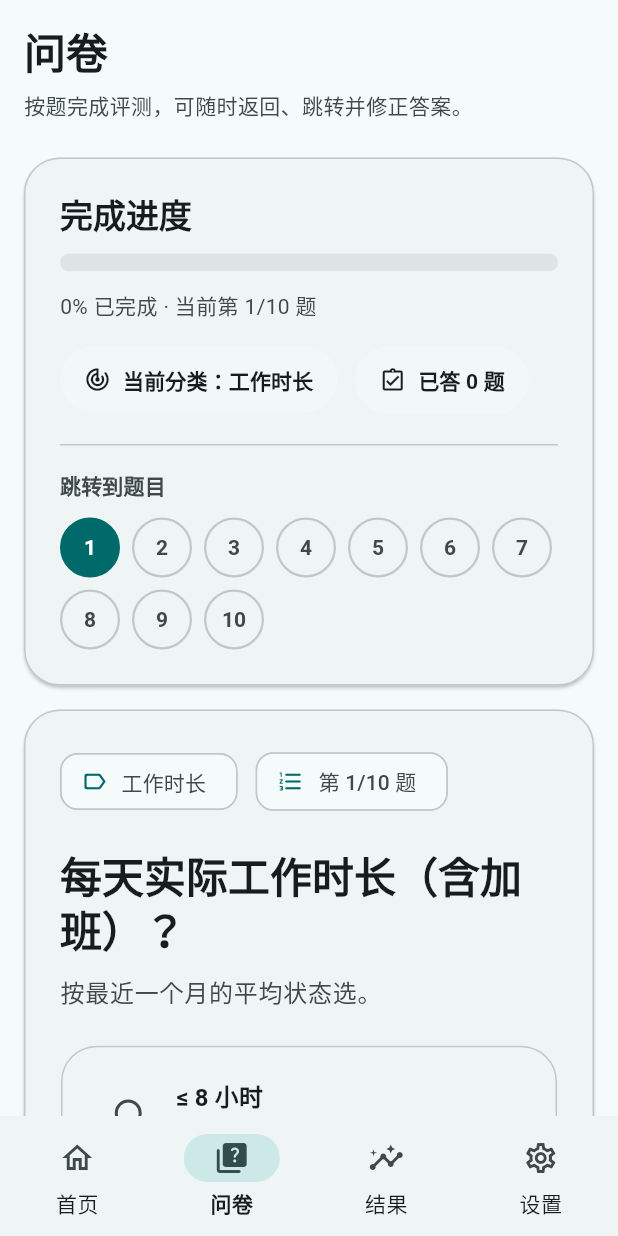
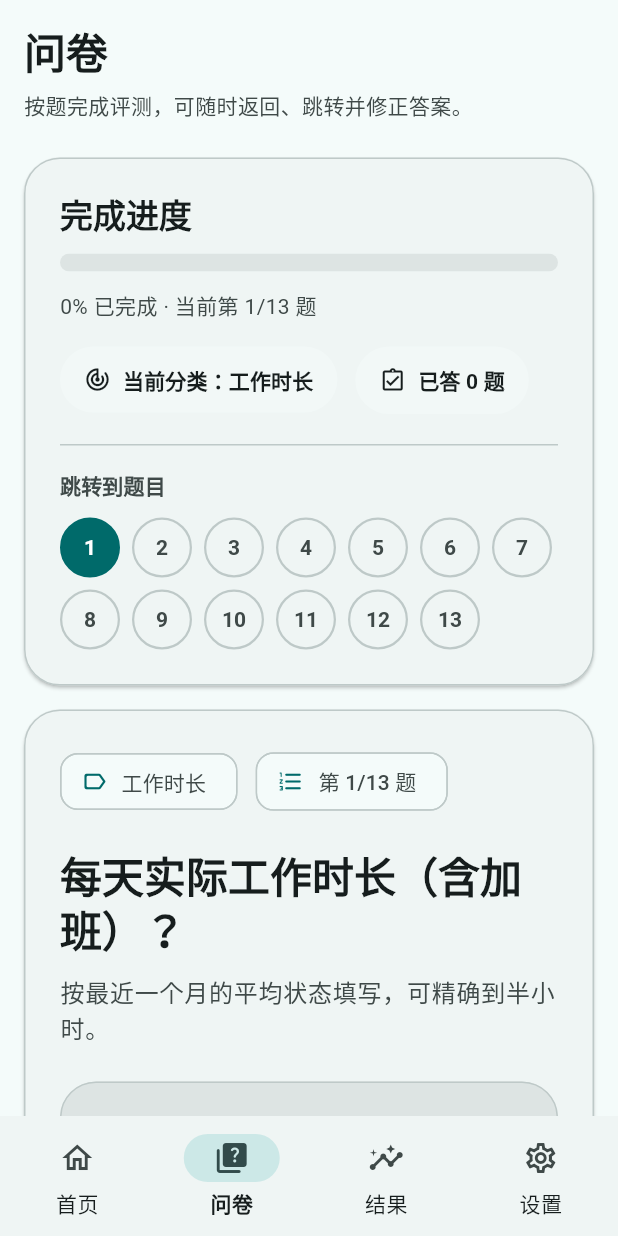
Before and after one commit to EggFine/WORKNMB, a Flutter app: the screen it shows after launch, after a tap on "开始答题", on a phone screen of 412 x 824 dp. Run offline on Flutter 3.47's test engine with Material 3 defaults, Android fonts, the phone set to English and light mode, and no system bars.

Commit message:
Expand question bank to 13, add numeric scoring, fix README link
Question bank refactor (10 -> 13):
- NumericQuestion: add bestValue / worstValue / allowDecimal fields
- workHours / commute / lunchBreak: choice -> numeric for precision
- New numeric questions:
  * overtimeDays (replaces the choice-based overtime frequency)
  * wfhDays (work-from-home days per week)
  * annualBonus (months of salary)
  * annualLeave (actually-usable paid leave days)
- Kept as choice: overtimePay, restDays (truly discrete policy items)
- Kept as rating: environment, colleagues, career

Scoring algorithm:
- Numeric questions now use linear interpolation between best/worst
  anchors, supporting both "higher is better" (bonus, WFH) and
  "lower is better" (work hours, commute) directions in one formula
- Salary multiplier behavior unchanged (×0.1 to ×2.5 cap)

NumericBody UI:
- Conditional rendering: salary keeps the ¥ prefix + thousands
  formatter; other numerics drop the ¥, allow decimals where the
  question opts in, and use unit-suffixed quick-picks ("8 小时")
- New _FeedbackCard component shows a live "current score N/10"
  for non-salary numerics, with hints about which direction is better

Docs:
- Fix broken link rendering in both READMEs (use <URL> form so the
  Chinese full-width parenthesis stops being slurped into the link)
- Both READMEs updated with the new 13-question table grouped by
  type, refreshed scoring formula explanation, and corrected
  customization examples for the new NumericQuestion fields
- Bumped on-screen "10 维度 / 4 分钟" copy to "13 维度 / 5 分钟"

Test:
- Updated widget_test to interact with the new numeric input on
  question 1 by tapping the "8 小时" quick-pick chip

Co-Authored-By: Claude Opus 4.6 (1M context) <noreply@anthropic.com>

```diff
--- a/lib/features/survey/domain/survey_data.dart
+++ b/lib/features/survey/domain/survey_data.dart
@@ -1,9 +1,10 @@
 /// WORKNMB 工作评分题库与数据模型。
 ///
 /// 使用 sealed class + pattern matching 支持三种题型：
-/// - [ChoiceQuestion]：单选题（工时 / 通勤 / 加班 / 加班费 / 休息日 / 午休）
+/// - [ChoiceQuestion]：单选题（加班补偿 / 休息日）
 /// - [RatingQuestion]：5 级评分题（工作环境 / 同事关系 / 职业发展）
-/// - [NumericQuestion]：数字输入题（月薪 — 同时作为最终得分的薪资系数）
+/// - [NumericQuestion]：数字填空题（工时 / 通勤 / 加班天数 / 午休 / 远程天数 /
+///   年终奖 / 年假，以及月薪——月薪同时作为薪资系数参与最终评分）
 library;
 
 /// 题目基类。所有题目都具备共同的展示字段。
@@ -58,8 +59,16 @@ class RatingQuestion extends QuizQuestion {
   final List<String> labels;
 }
 
-/// 数字输入题。当 [isSalaryMultiplier] 为 true 时，此题的答案会作为
-/// 薪资系数参与最终得分计算（系数 = 输入值 / [baseline]，封顶 2.5）。
+/// 数字输入题。
+///
+/// 通过 [bestValue] 与 [worstValue] 定义线性评分映射：
+/// - 输入值 = [bestValue] → 得分 10
+/// - 输入值 = [worstValue] → 得分 0
+/// - 之间按线性插值；超出两端 clamp 到 [0, 10]
+///
+/// 当 [isSalaryMultiplier] 为 true 时，[bestValue]/[worstValue] 被忽略，
+/// 此题不计入基础分，而是作为"薪资系数"乘到最终总分上
+/// （系数 = 输入值 / [baseline]，封顶 2.5）。
 class NumericQuestion extends QuizQuestion {
   const NumericQuestion({
     required super.id,
@@ -72,10 +81,13 @@ class NumericQuestion extends QuizQuestion {
     required this.defaultValue,
     required this.unit,
     required this.quickPicks,
+    this.bestValue = 0,
+    this.worstValue = 0,
     this.isSalaryMultiplier = false,
+    this.allowDecimal = false,
   });
 
-  /// 1.0 系数对应的基准值（月薪题 = 10000）。
+  /// 1.0 系数 / 基准值（薪资题 = 10000；其他题主要用于展示）。
   final double baseline;
 
   /// 输入允许的最小 / 最大 / 默认值。
@@ -83,14 +95,25 @@ class NumericQuestion extends QuizQuestion {
   final double maxValue;
   final double defaultValue;
 
-  /// 单位后缀（"元/月"）。
+  /// 单位后缀（"元" / "小时" / "分钟" / "天/周" 等）。
   final String unit;
 
-  /// 快速选择芯片（如 [5000, 8000, 10000, 15000, 20000, 30000]）。
+  /// 快速选择芯片。
   final List<double> quickPicks;
+
+  /// 对应满分 10 的输入值（非薪资题使用）。
+  /// 如果 [bestValue] > [worstValue]：越大越好
+  /// 如果 [bestValue] < [worstValue]：越小越好
+  final double bestValue;
+
+  /// 对应 0 分的输入值（非薪资题使用）。
+  final double worstValue;
 
   /// 是否作为薪资乘数参与评分。
   final bool isSalaryMultiplier;
+
+  /// 是否允许小数（工时这类要 0.5 精度，月薪这类只能整数）。
+  final bool allowDecimal;
 }
 
 /// 单选题的选项。
@@ -155,46 +178,56 @@ enum ScoreGrade {
 }
 
 // ════════════════════════════════════════════════════════════════════════════
-//  题库
+//  题库（13 题：7 数字 + 2 单选 + 3 评分 + 1 薪资系数）
 // ════════════════════════════════════════════════════════════════════════════
 
 const questions = <QuizQuestion>[
-  ChoiceQuestion(
+  // —————————————————————— 时间类（数字填空）——————————————————————
+  NumericQuestion(
     id: 'workHours',
     category: '工作时长',
     title: '每天实际工作时长（含加班）？',
-    hint: '按最近一个月的平均状态选。',
-    options: [
-      QuizOption('≤ 8 小时', '朝九晚六，基本不加班。', 10),
-      QuizOption('8-10 小时', '偶尔有点延时，大多准时下班。', 7),
-      QuizOption('10-12 小时', '经常加班，一般 10 点左右下班。', 3),
-      QuizOption('> 12 小时', '996 或更高强度。', 0),
-    ],
+    hint: '按最近一个月的平均状态填写，可精确到半小时。',
+    baseline: 8,
+    minValue: 4,
+    maxValue: 16,
+    defaultValue: 9,
+    unit: '小时',
+    quickPicks: [8, 9, 10, 11, 12],
+    bestValue: 8, // 8 小时合理
+    worstValue: 13, // 13 小时及以上几乎 0 分
+    allowDecimal: true,
   ),
-  ChoiceQuestion(
+  NumericQuestion(
     id: 'commute',
     category: '通勤',
     title: '单程通勤时间？',
-    hint: '门到门的总时间（含等车/换乘）。',
-    options: [
-      QuizOption('< 30 分钟', '步行 / 骑车 / 短途公交。', 10),
-      QuizOption('30-60 分钟', '城市平均水平。', 7),
-      QuizOption('60-90 分钟', '跨区通勤，耗时偏长。', 3),
-      QuizOption('> 90 分钟', '堪称跨城，通勤吞掉整个晚上。', 0),
-    ],
+    hint: '门到门总时间（含等车 / 换乘），单位分钟。',
+    baseline: 30,
+    minValue: 0,
+    maxValue: 180,
+    defaultValue: 40,
+    unit: '分钟',
+    quickPicks: [15, 30, 45, 60, 90],
+    bestValue: 10,
+    worstValue: 90,
   ),
-  ChoiceQuestion(
-    id: 'overtimeFreq',
+  NumericQuestion(
+    id: 'overtimeDays',
     category: '加班频率',
-    title: '加班频率？',
-    hint: '下班时间超过合同 / 规定的情况。',
-    options: [
-      QuizOption('从不或几乎没有', '合同时间结束就能走。', 10),
-      QuizOption('偶尔（每周 1 次以内）', '确实忙的时候才多留一会。', 6),
-      QuizOption('经常（每周 2-3 次）', '项目 / 交付季常态。', 3),
-      QuizOption('几乎每天', '常态化加班。', 0),
-    ],
+    title: '最近一个月平均每周加班几天？',
+    hint: '下班时间明显超出规定时间的天数。',
+    baseline: 1,
+    minValue: 0,
+    maxValue: 7,
+    defaultValue: 1,
+    unit: '天/周',
+    quickPicks: [0, 1, 2, 3, 5],
+    bestValue: 0,
+    worstValue: 5,
+    allowDecimal: true,
   ),
+  // —————————————————————— 补偿 / 制度类（单选）——————————————————————
   ChoiceQuestion(
     id: 'overtimePay',
     category: '加班补偿',
@@ -219,18 +252,65 @@ const questions = <QuizQuestion>[
       QuizOption('无固定休息', '看排班 / 项目随时被叫走。', 0),
     ],
   ),
-  ChoiceQuestion(
+  NumericQuestion(
     id: 'lunchBreak',
     category: '午休',
-    title: '午休可以休多久？',
-    hint: '真正能用来休息的时间（含吃饭）。',
-    options: [
-      QuizOption('> 90 分钟', '可以午睡一会。', 10),
-      QuizOption('60-90 分钟', '吃完能眯一会。', 8),
-      QuizOption('30-60 分钟', '吃完饭就要接着干活。', 5),
-      QuizOption('< 30 分钟', '基本没有午休。', 1),
-    ],
+    title: '午休可用时长？',
+    hint: '含吃饭 + 休息，按公司实际允许的时长填。',
+    baseline: 60,
+    minValue: 0,
+    maxValue: 180,
+    defaultValue: 60,
+    unit: '分钟',
+    quickPicks: [30, 45, 60, 90, 120],
+    bestValue: 90,
+    worstValue: 15,
   ),
+  // —————————————————————— 福利类（数字填空）——————————————————————
+  NumericQuestion(
+    id: 'wfhDays',
+    category: '远程办公',
+    title: '每周可远程办公天数？',
+    hint: '公司允许的 WFH / 居家办公天数。',
+    baseline: 0,
+    minValue: 0,
+    maxValue: 5,
+    defaultValue: 0,
+    unit: '天/周',
+    quickPicks: [0, 1, 2, 3, 5],
+    bestValue: 3, // 3 天 WFH + 2 天去办公室是当下最优解
+    worstValue: 0,
+  ),
+  NumericQuestion(
+    id: 'annualBonus',
+    category: '年终奖',
+    title: '年终奖约合几个月工资？',
+    hint: '折算为基本月薪的月数。没有填 0，不确定按保守估计。',
+    baseline: 1,
+    minValue: 0,
+    maxValue: 24,
+    defaultValue: 1,
+    unit: '个月',
+    quickPicks: [0, 1, 2, 3, 6],
+    bestValue: 6,
+    worstValue: 0,
+    allowDecimal: true,
+  ),
+  NumericQuestion(
+    id: 'annualLeave',
+    category: '年假',
+    title: '实际可休的年假天数（法定 + 公司福利）？',
+    hint: '不是名义上有的天数，是"真的能休完"的天数。',
+    baseline: 5,
+    minValue: 0,
+    maxValue: 30,
+    defaultValue: 5,
+    unit: '天',
+    quickPicks: [5, 10, 15, 20, 25],
+    bestValue: 20,
+    worstValue: 5,
+  ),
+  // —————————————————————— 体验类（评分）——————————————————————
   RatingQuestion(
     id: 'environment',
     category: '工作环境',
@@ -252,11 +332,12 @@ const questions = <QuizQuestion>[
     hint: '学习机会、晋升通道、薪资成长路径。',
     labels: ['无望', '很少', '一般', '清晰', '很好'],
   ),
+  // —————————————————————— 薪资系数 ——————————————————————
   NumericQuestion(
     id: 'salary',
     category: '月薪',
     title: '你的税前月薪是多少？',
-    hint: '以 10000 元/月 为 1.0 系数，薪资越高最终得分越高（封顶 ×2.5）。',
+    hint: '以 10000 元/月 为 1.0 系数，越高得分越高（封顶 ×2.5）。',
     baseline: 10000,
     minValue: 1000,
     maxValue: 100000,
@@ -286,10 +367,13 @@ double salaryCoefficientOf(double value, double baseline) {
 const Map<String, String> improvementTips = {
   'workHours': '评估工时是否合法，和管理沟通减负；长期超时工作代价远大于短期收益。',
   'commute': '搬家 / 就近换工作 / 争取远程，通勤每少 30 分钟，幸福感显著提升。',
-  'overtimeFreq': '加班频率高说明人力不足或管理问题，值得做跳槽对比。',
+  'overtimeDays': '加班频率高说明人力不足或管理问题，值得做跳槽对比。',
   'overtimePay': '无补偿加班违反《劳动法》，保留证据以备维权或谈判。',
   'restDays': '每周少于一天休息严重违规，是硬性跳槽信号。',
   'lunchBreak': '吃饭都赶时间的公司，健康和专注度都在被透支。',
+  'wfhDays': '强制坐班会让通勤成本和体力消耗放大；争取至少每周 1-2 天远程。',
+  'annualBonus': '年终奖少说明薪酬结构保守或公司业绩弱，谈薪时用月薪涨幅弥补。',
+  'annualLeave': '年假没法真正休完，和"有年假"没区别；把它算进隐性加班。',
   'environment': '硬件条件影响每天 8 小时的基础体验，和 HR 提出改善或评估换岗。',
   'colleagues': '同事关系紧张是最隐性的成本，如果无法改善，考虑跨部门或换团队。',
   'career': '看不到上升通道时，主动找导师 / 外部机会；停留太久成长会停滞。',
--- a/lib/features/survey/presentation/controllers/survey_controller.dart
+++ b/lib/features/survey/presentation/controllers/survey_controller.dart
@@ -78,13 +78,24 @@ class SurveyController extends ChangeNotifier {
     return switch ((q, answer)) {
       (ChoiceQuestion q, ChoiceAnswer a) => q.options[a.index].score,
       (RatingQuestion q, RatingAnswer a) => a.stars * (10 / q.maxRating),
-      (NumericQuestion q, NumericAnswer a) =>
-        q.isSalaryMultiplier
-            ? salaryCoefficientOf(a.value, q.baseline) *
-                  (10 / salaryCoefficientMax)
-            : (a.value / q.baseline * 10).clamp(0, 10),
+      (NumericQuestion q, NumericAnswer a) => _scoreForNumeric(q, a.value),
       _ => 0.0,
     };
+  }
+
+  /// 数字题评分：
+  /// - 薪资系数题：按系数归一化到 0-10（仅用于展示，实际按 totalScore 乘法）。
+  /// - 普通数字题：基于 [NumericQuestion.bestValue] 与 [NumericQuestion.worstValue]
+  ///   做线性插值（支持"越高越好"与"越低越好"两种方向）。
+  double _scoreForNumeric(NumericQuestion q, double v) {
+    if (q.isSalaryMultiplier) {
+      return salaryCoefficientOf(v, q.baseline) * (10 / salaryCoefficientMax);
+    }
+    final best = q.bestValue;
+    final worst = q.worstValue;
+    if (best == worst) return 10; // degenerate — 视为满分
+    final raw = ((v - worst) / (best - worst)) * 10;
+    return raw.clamp(0.0, 10.0);
   }
 
   /// 基础分（0-100）：所有非薪资系数题的平均分 × 10。
@@ -157,7 +168,7 @@ class SurveyController extends ChangeNotifier {
     return switch (_section) {
       AppSection.home =>
         'WORKNMB，即 Workplace Overall Rating & Key Numeric Metric Benchmark。'
-            '用 10 道题量化你当前工作的性价比。',
+            '用 ${questions.length} 道题量化你当前工作的性价比。',
       AppSection.questionnaire => '按题完成评测，可随时返回、跳转并修正答案。',
       AppSection.result =>
         allAnswered ? '结果页会展示综合评分、等级、各因子贡献与薄弱项建议。' : '你还差几题没有完成，继续答题后即可查看完整分析。',
--- a/lib/features/survey/presentation/widgets/sections/home_section.dart
+++ b/lib/features/survey/presentation/widgets/sections/home_section.dart
@@ -209,7 +209,7 @@ class _MetaBullets extends StatelessWidget {
         const SizedBox(width: AppSpacing.sm),
         dot(),
         const SizedBox(width: AppSpacing.sm),
-        Text('约 4 分钟', style: textStyle),
+        Text('约 5 分钟', style: textStyle),
         const SizedBox(width: AppSpacing.sm),
         dot(),
         const SizedBox(width: AppSpacing.sm),
--- a/lib/features/survey/presentation/widgets/sections/questionnaire_section.dart
+++ b/lib/features/survey/presentation/widgets/sections/questionnaire_section.dart
@@ -661,6 +661,9 @@ class _NumericBody extends StatefulWidget {
 class _NumericBodyState extends State<_NumericBody> {
   late final TextEditingController _controller;
 
+  bool get _isSalary => widget.question.isSalaryMultiplier;
+  bool get _allowDecimal => widget.question.allowDecimal;
+
   @override
   void initState() {
     super.initState();
@@ -690,9 +693,13 @@ class _NumericBodyState extends State<_NumericBody> {
     return double.tryParse(raw);
   }
 
+  /// 统一数字格式化：
+  /// - 薪资题（整数）：千分位展示，如 `10,000`
+  /// - 允许小数的普通数字题：非整数保留 1 位小数，如 `8.5`；整数不带小数点
+  /// - 只允许整数的普通数字题：直接展示整数
   String _formatNumber(double v) {
-    // 整数显示 + 千分位
-    final int iv = v.round();
+    if (_isSalary) {
+      final iv = v.round();
       final s = iv.toString();
       final buffer = StringBuffer();
       for (int i = 0; i < s.length; i++) {
@@ -701,6 +708,21 @@ class _NumericBodyState extends State<_NumericBody> {
       }
       return buffer.toString();
     }
+    if (_allowDecimal && v != v.roundToDouble()) {
+      return v.toStringAsFixed(1);
+    }
+    return v.round().toString();
+  }
+
+  /// 快捷芯片 label：薪资用"1 万 / 8k"；其他用"8 小时 / 30 分钟"这种带单位格式
+  String _formatQuickPick(double v) {
+    if (_isSalary) {
+      return v >= 10000
+          ? '${(v / 10000).toStringAsFixed(v % 10000 == 0 ? 0 : 1)} 万'
+          : '${(v / 1000).toStringAsFixed(0)}k';
+    }
+    return '${_formatNumber(v)} ${widget.question.unit}';
+  }
 
   @override
   Widget build(BuildContext context) {
@@ -708,8 +730,6 @@ class _NumericBodyState extends State<_NumericBody> {
     final scheme = theme.colorScheme;
     final q = widget.question;
     final current = _parseCurrent() ?? q.defaultValue;
-    final coefficient = salaryCoefficientOf(current, q.baseline);
-    final atCap = coefficient >= salaryCoefficientMax;
 
     return Column(
       crossAxisAlignment: CrossAxisAlignment.start,
@@ -717,16 +737,23 @@ class _NumericBodyState extends State<_NumericBody> {
         // —— 输入框 ——
         TextField(
           controller: _controller,
-          keyboardType: const TextInputType.numberWithOptions(decimal: false),
-          inputFormatters: [
+          keyboardType: TextInputType.numberWithOptions(decimal: _allowDecimal),
+          inputFormatters: _isSalary
+              ? [
                   FilteringTextInputFormatter.allow(RegExp(r'[0-9,]')),
                   _ThousandsFormatter(),
+                ]
+              : [
+                  FilteringTextInputFormatter.allow(
+                    RegExp(_allowDecimal ? r'[0-9.]' : r'[0-9]'),
+                  ),
                 ],
           style: theme.textTheme.headlineMedium?.copyWith(
             fontWeight: FontWeight.w800,
           ),
           decoration: InputDecoration(
-            prefixIcon: Padding(
+            prefixIcon: _isSalary
+                ? Padding(
                     padding: const EdgeInsets.only(
                       left: AppSpacing.md,
                       right: AppSpacing.xs,
@@ -738,7 +765,8 @@ class _NumericBodyState extends State<_NumericBody> {
                         fontWeight: FontWeight.w700,
                       ),
                     ),
-            ),
+                  )
+                : null,
             prefixIconConstraints: const BoxConstraints(
               minWidth: 0,
               minHeight: 0,
@@ -776,7 +804,7 @@ class _NumericBodyState extends State<_NumericBody> {
         const SizedBox(height: AppSpacing.md),
         // —— 快速选择 ——
         Text(
-          '快捷金额',
+          _isSalary ? '快捷金额' : '常见值',
           style: theme.textTheme.labelLarge?.copyWith(
             color: scheme.onSurfaceVariant,
             fontWeight: FontWeight.w600,
@@ -789,11 +817,7 @@ class _NumericBodyState extends State<_NumericBody> {
           children: [
             for (final v in q.quickPicks)
               ActionChip(
-                label: Text(
-                  v >= 10000
-                      ? '${(v / 10000).toStringAsFixed(v % 10000 == 0 ? 0 : 1)} 万'
-                      : '${(v / 1000).toStringAsFixed(0)}k',
-                ),
+                label: Text(_formatQuickPick(v)),
                 onPressed: () {
                   _controller.text = _formatNumber(v);
                   _controller.selection = TextSelection.fromPosition(
@@ -805,8 +829,49 @@ class _NumericBodyState extends State<_NumericBody> {
           ],
         ),
         const SizedBox(height: AppSpacing.md),
-        // —— 实时系数显示 ——
-        AnimatedContainer(
+        // —— 实时反馈（薪资题显示系数；其他数字题显示当前得分）——
+        _FeedbackCard(question: q, currentValue: current),
+      ],
+    );
+  }
+}
+
+/// 数字题下方的实时反馈卡：薪资题显示系数；其他数字题显示"当前得分 N/10"。
+class _FeedbackCard extends StatelessWidget {
+  const _FeedbackCard({required this.question, required this.currentValue});
+
+  final NumericQuestion question;
+  final double currentValue;
+
+  @override
+  Widget build(BuildContext context) {
+    final theme = Theme.of(context);
+    final scheme = theme.colorScheme;
+    final isSalary = question.isSalaryMultiplier;
+
+    String title;
+    String subtitle;
+    IconData icon;
+
+    if (isSalary) {
+      final coefficient = salaryCoefficientOf(currentValue, question.baseline);
+      final atCap = coefficient >= salaryCoefficientMax;
+      title = '薪资系数 ×${coefficient.toStringAsFixed(2)}';
+      subtitle = atCap
+          ? '已达到封顶系数 ×${salaryCoefficientMax.toStringAsFixed(1)}（薪资越高不再继续加成）'
+          : '基准值 ${question.baseline.round()} 元 / 月 = ×1.00';
+      icon = Icons.calculate_rounded;
+    } else {
+      final score = _linearScore(question, currentValue);
+      title = '当前得分 ${score.toStringAsFixed(1)} / 10';
+      final higher = question.bestValue > question.worstValue;
+      subtitle = higher
+          ? '越接近 ${_fmt(question.bestValue)} ${question.unit}得分越高；低于 ${_fmt(question.worstValue)} ${question.unit}得 0 分'
+          : '越接近 ${_fmt(question.bestValue)} ${question.unit}得分越高；高于 ${_fmt(question.worstValue)} ${question.unit}得 0 分';
+      icon = Icons.score_rounded;
+    }
+
+    return AnimatedContainer(
       duration: AppDurations.fast,
       width: double.infinity,
       padding: const EdgeInsets.all(AppSpacing.md),
@@ -816,27 +881,21 @@ class _NumericBodyState extends State<_NumericBody> {
       ),
       child: Row(
         children: [
-              Icon(
-                Icons.calculate_rounded,
-                color: scheme.primary,
-                size: AppIconSize.md,
-              ),
+          Icon(icon, color: scheme.primary, size: AppIconSize.md),
           const SizedBox(width: AppSpacing.sm),
           Expanded(
             child: Column(
               crossAxisAlignment: CrossAxisAlignment.start,
               children: [
                 Text(
-                      '薪资系数 ×${coefficient.toStringAsFixed(2)}',
+                  title,
                   style: theme.textTheme.titleMedium?.copyWith(
                     fontWeight: FontWeight.w700,
                   ),
                 ),
                 const SizedBox(height: 2),
                 Text(
-                      atCap
-                          ? '已达到封顶系数 ×${salaryCoefficientMax.toStringAsFixed(1)}（薪资越高不再继续加成）'
-                          : '基准值 ${_formatNumber(q.baseline)} 元 / 月 = ×1.00',
+                  subtitle,
                   style: theme.textTheme.bodySmall?.copyWith(
                     color: scheme.onSurfaceVariant,
                   ),
@@ -846,13 +905,23 @@ class _NumericBodyState extends State<_NumericBody> {
           ),
         ],
       ),
-        ),
-      ],
     );
+  }
+
+  static String _fmt(double v) {
+    if (v == v.roundToDouble()) return v.round().toString();
+    return v.toStringAsFixed(1);
+  }
+
+  static double _linearScore(NumericQuestion q, double v) {
+    final best = q.bestValue;
+    final worst = q.worstValue;
+    if (best == worst) return 10;
+    return (((v - worst) / (best - worst)) * 10).clamp(0.0, 10.0);
   }
 }
 
-/// 千分位格式化：用户输入时实时加/移逗号，保留光标位置近似合理。
+/// 千分位格式化：用户输入时实时加/移逗号（仅用于薪资题）。
 class _ThousandsFormatter extends TextInputFormatter {
   @override
   TextEditingValue formatEditUpdate(
--- a/lib/features/survey/presentation/widgets/sections/settings_section.dart
+++ b/lib/features/survey/presentation/widgets/sections/settings_section.dart
@@ -241,7 +241,8 @@ class _AboutCard extends StatelessWidget {
           const SizedBox(height: AppSpacing.md),
           Text(
             '这个评测用 ${questions.length} 个维度量化你当前工作的性价比：'
-            '工时、通勤、加班、补偿、休息、环境、同事、晋升、月薪。'
+            '工时、通勤、加班频率、加班补偿、休息日、午休、远程办公、'
+            '年终奖、年假、环境、同事、晋升、月薪。'
             '按"基础分 × 薪资系数"得到 0-100 的综合评分，配合 S/A/B/C/D 等级'
             '和薄弱项建议，帮你判断是否值得留下。',
             style: theme.textTheme.bodyMedium?.copyWith(height: 1.5),
```
Also changed, not shown: 3 other files. Lines whose indentation alone changed are shown as unchanged.
